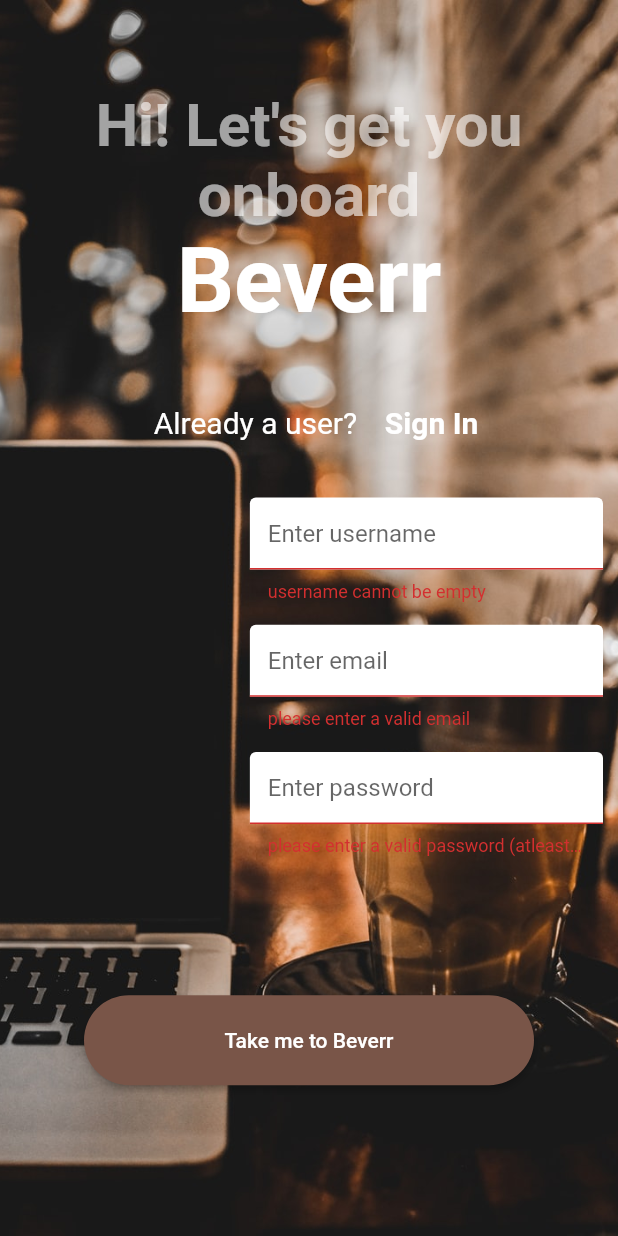
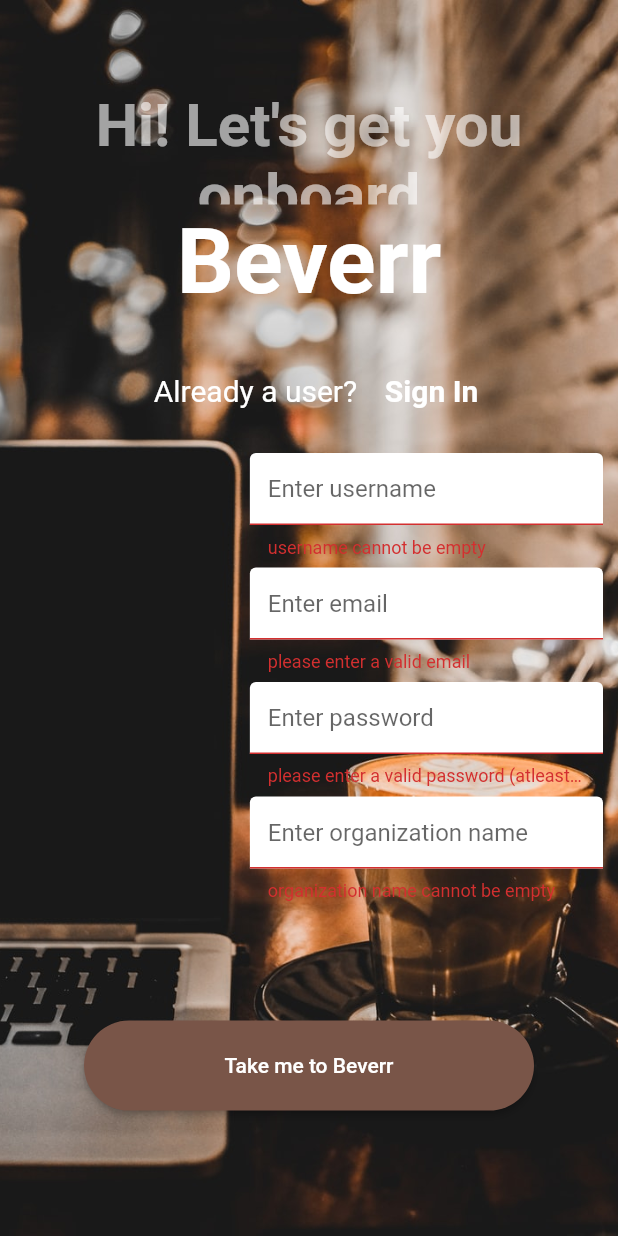
Before and after one commit to pranav-pundeer/Beverr, a Flutter app: the Register screen opened directly with empty values, after a tap on "Take me to Beverr", on a phone screen of 412 x 824 dp. Run offline on Flutter 3.47's test engine with Material 2 defaults, Android fonts, the phone set to English and light mode, and no system bars; our stand-ins replace cloud_firestore, firebase_auth, firebase_core, flutter_spinkit, lottie; accounts and stored records are empty.

Commit message:
Update register.dart

```diff
--- a/lib/screens/authentication/register.dart
+++ b/lib/screens/authentication/register.dart
@@ -23,6 +23,7 @@ class _RegisterState extends State<Register> {
   String password= "";
   String errorMessage= "";
   String username= "";
+  String organization= "";
 
   @override
   Widget build(BuildContext context) {
@@ -137,8 +138,28 @@ class _RegisterState extends State<Register> {
                   ),
                 ),
                 //const SizedBox(height: 30,),
+
+                Flexible(
+                  child: Align(
+                    alignment: Alignment.centerRight,
+                    child: Container(
+                      width: MediaQuery.of(context).size.width/1.75,
+                      child: TextFormField(
+                        validator: (value){
+                          return (value!.isEmpty? 'organization name cannot be empty': null);
+                        },
+                        obscureText: false,
+                        decoration: textFieldDecoration.copyWith(hintText: 'Enter organization name', enabledBorder: InputBorder.none, focusedBorder: InputBorder.none,),
+                        onChanged: (value){
+                          setState((){
+                            organization= value;
+                          });
+                        },
+                      ),
+                    ),
+                  ),
+                ),
                 const Spacer(),
-
                 Flexible(
                   child: Container(
                     height: 60,
@@ -149,7 +170,7 @@ class _RegisterState extends State<Register> {
                       onPressed: ()async{
                           if(_formkey.currentState!.validate()){
                             setState(()=>loading= true);
-                            dynamic result= await _auth.registerWithMailAndPassword(email, password, username);
+                            dynamic result= await _auth.registerWithMailAndPassword(email, password, username, organization);
                             if(result== null){
                               setState(()=> errorMessage= 'please enter a valid email');
                               loading= false;
@@ -161,6 +182,7 @@ class _RegisterState extends State<Register> {
                     ),
                   ),
                 ),
+
                 const SizedBox(height: 15,),
                 Text(errorMessage,style: const TextStyle(color: Colors.pink),),
               ],
```
